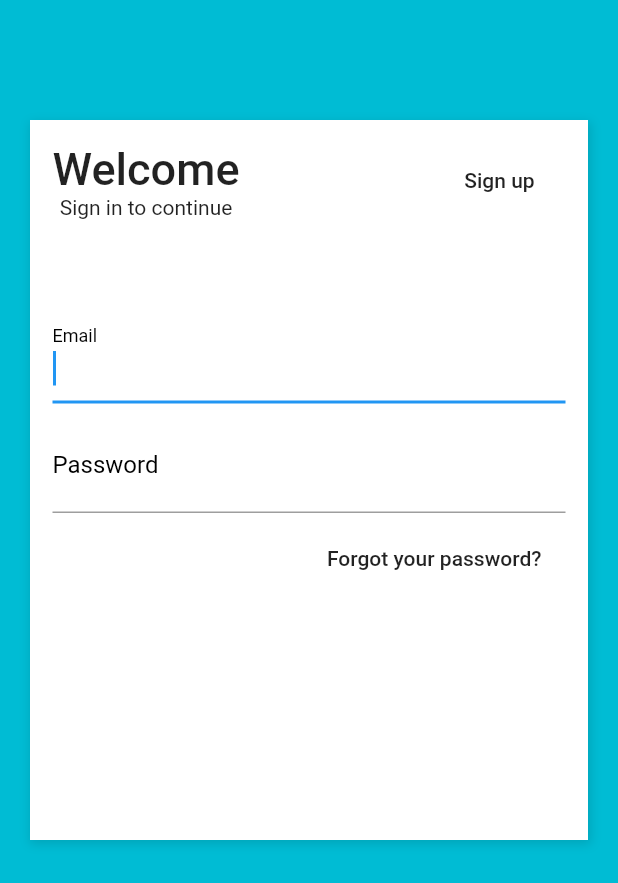
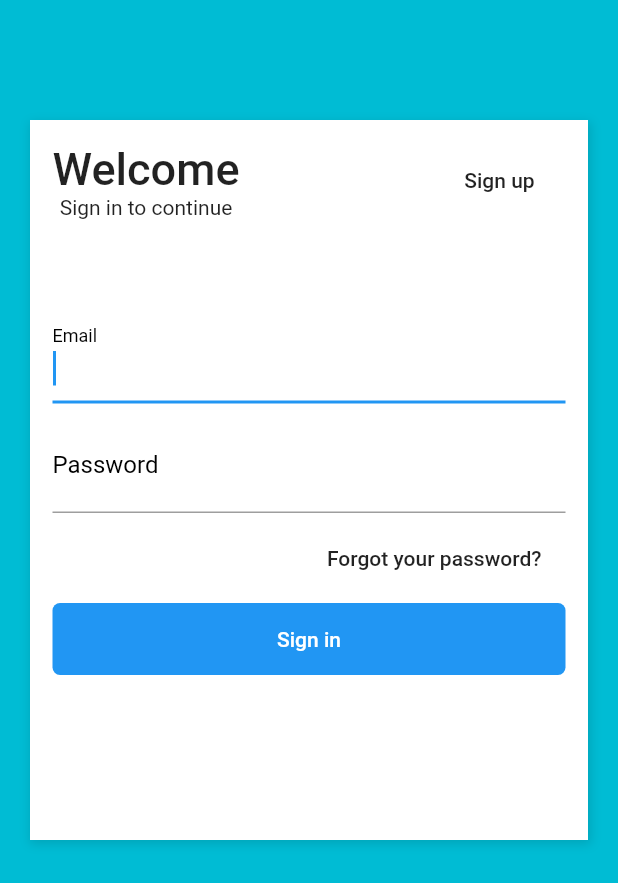
Before and after one commit to viniciusaugutis/flutter-shopping-layout, a Flutter app: the screen it shows after launch, on a phone screen of 412 x 824 dp. Shown: the top 883 px of the screen. Run offline on Flutter 3.47's test engine with Material 2 defaults, Android fonts, the phone set to English and light mode, and no system bars.

Commit message:
Utilizando borderRadius

```diff
--- a/lib/pages/login.page.dart
+++ b/lib/pages/login.page.dart
@@ -92,7 +92,23 @@ class LoginPage extends StatelessWidget {
                           child: Text("Forgot your password?"),
                           onPressed: () {},
                         ),
-                      )
+                      ),
+                      SizedBox(
+                        height: 10,
+                      ),
+                      Container(
+                          decoration: BoxDecoration(
+                              color: Colors.blue,
+                              borderRadius: BorderRadius.all(
+                                Radius.circular(5),
+                              )),
+                          child: FlatButton(
+                            child: Text("Sign in",
+                                style: TextStyle(
+                                  color: Colors.white,
+                                )),
+                            onPressed: () {},
+                          ))
                     ],
                   ),
                 ),
```
